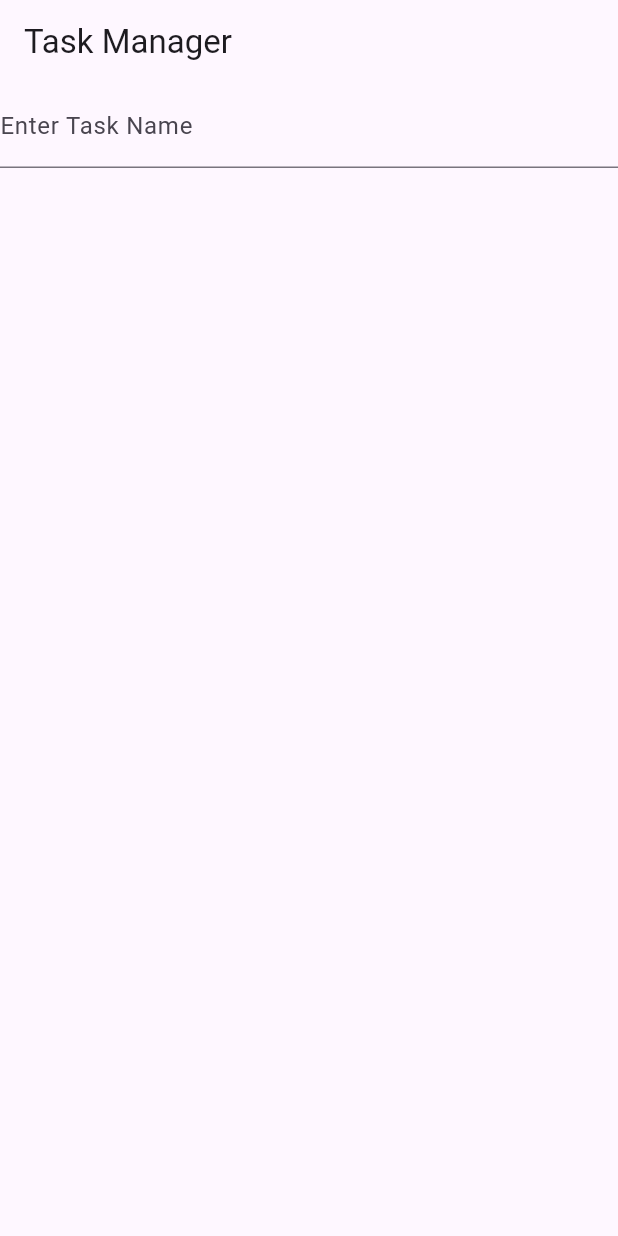
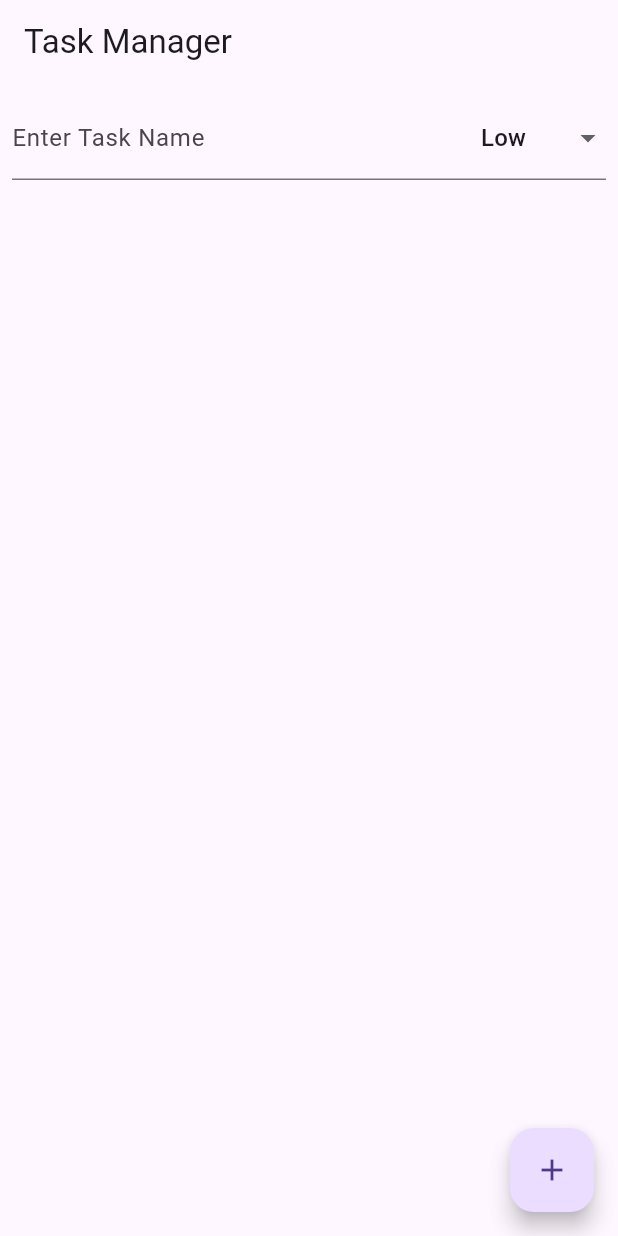
Before and after one commit to abhiramgelle1/TaskManagementApp-CW4, a Flutter app: the screen it shows after launch, on a phone screen of 412 x 824 dp. Run offline on Flutter 3.47's test engine with Material 3 defaults, Android fonts, the light colour scheme and no system bars.

Commit message:
Included priority for tasks and floating button to add

```diff
--- a/lib/task.dart
+++ b/lib/task.dart
@@ -1,6 +1,7 @@
 class Task {
   String name;
   bool isCompleted;
+  String priority;
 
-  Task({required this.name, this.isCompleted = false});
+  Task({required this.name, this.isCompleted = false, required this.priority});
 }
--- a/lib/task_list_screen.dart
+++ b/lib/task_list_screen.dart
@@ -1,5 +1,5 @@
 import 'package:flutter/material.dart';
-import 'task.dart';
+import 'task.dart'; // Make sure to have a task model as described earlier
 
 class TaskListScreen extends StatefulWidget {
   @override
@@ -8,11 +8,21 @@ class TaskListScreen extends StatefulWidget {
 
 class _TaskListScreenState extends State<TaskListScreen> {
   List<Task> tasks = [];
+  final TextEditingController _taskNameController = TextEditingController();
+  String _selectedPriority = 'Low';
 
-  void _addTask(String taskName) {
+  void _addTask() {
+    if (_taskNameController.text.isNotEmpty) {
       setState(() {
-      tasks.add(Task(name: taskName));
+        tasks.add(Task(
+            name: _taskNameController.text,
+            isCompleted: false,
+            priority: _selectedPriority));
+        tasks.sort(
+            (a, b) => b.priority.compareTo(a.priority)); // Sorting by priority
+        _taskNameController.clear();
       });
+    }
   }
 
   void _toggleTaskCompletion(int index) {
@@ -35,30 +45,59 @@ class _TaskListScreenState extends State<TaskListScreen> {
       ),
       body: Column(
         children: <Widget>[
-          TextField(
-            onSubmitted: (value) => _addTask(value),
+          Padding(
+            padding: EdgeInsets.all(8.0),
+            child: TextField(
+              controller: _taskNameController,
               decoration: InputDecoration(
                 labelText: 'Enter Task Name',
+                suffixIcon: DropdownButton<String>(
+                  value: _selectedPriority,
+                  underline: Container(),
+                  onChanged: (String? newValue) {
+                    setState(() {
+                      _selectedPriority = newValue!;
+                    });
+                  },
+                  items: <String>['Low', 'Medium', 'High']
+                      .map<DropdownMenuItem<String>>((String value) {
+                    return DropdownMenuItem<String>(
+                      value: value,
+                      child: Text(value),
+                    );
+                  }).toList(),
+                ),
+              ),
+              onSubmitted: (value) => _addTask(),
             ),
           ),
           Expanded(
             child: ListView.builder(
               itemCount: tasks.length,
-              itemBuilder: (_, index) => ListTile(
-                title: Text(tasks[index].name),
+              itemBuilder: (context, index) {
+                final task = tasks[index];
+                return ListTile(
+                  title: Text(task.name),
+                  subtitle: Text('Priority: ${task.priority}'),
+                  leading: Checkbox(
+                    value: task.isCompleted,
+                    onChanged: (_) => _toggleTaskCompletion(index),
+                  ),
                   trailing: IconButton(
                     icon: Icon(Icons.delete),
                     onPressed: () => _removeTask(index),
                   ),
-                leading: Checkbox(
-                  value: tasks[index].isCompleted,
-                  onChanged: (_) => _toggleTaskCompletion(index),
-                ),
-              ),
+                );
+              },
             ),
           ),
         ],
       ),
+      floatingActionButton: FloatingActionButton(
+        onPressed: _addTask,
+        tooltip: 'Add Task',
+        child: Icon(Icons.add),
+      ),
     );
   }
 }
```
Lines whose indentation alone changed are shown as unchanged.
